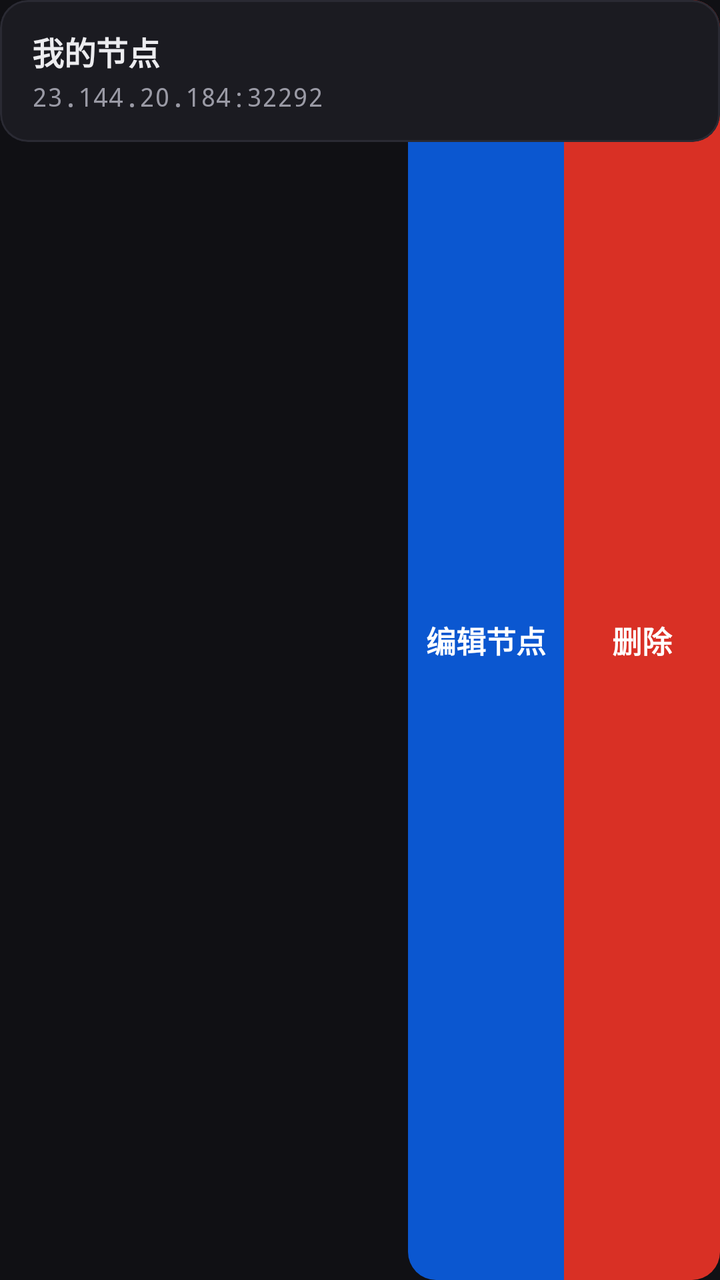
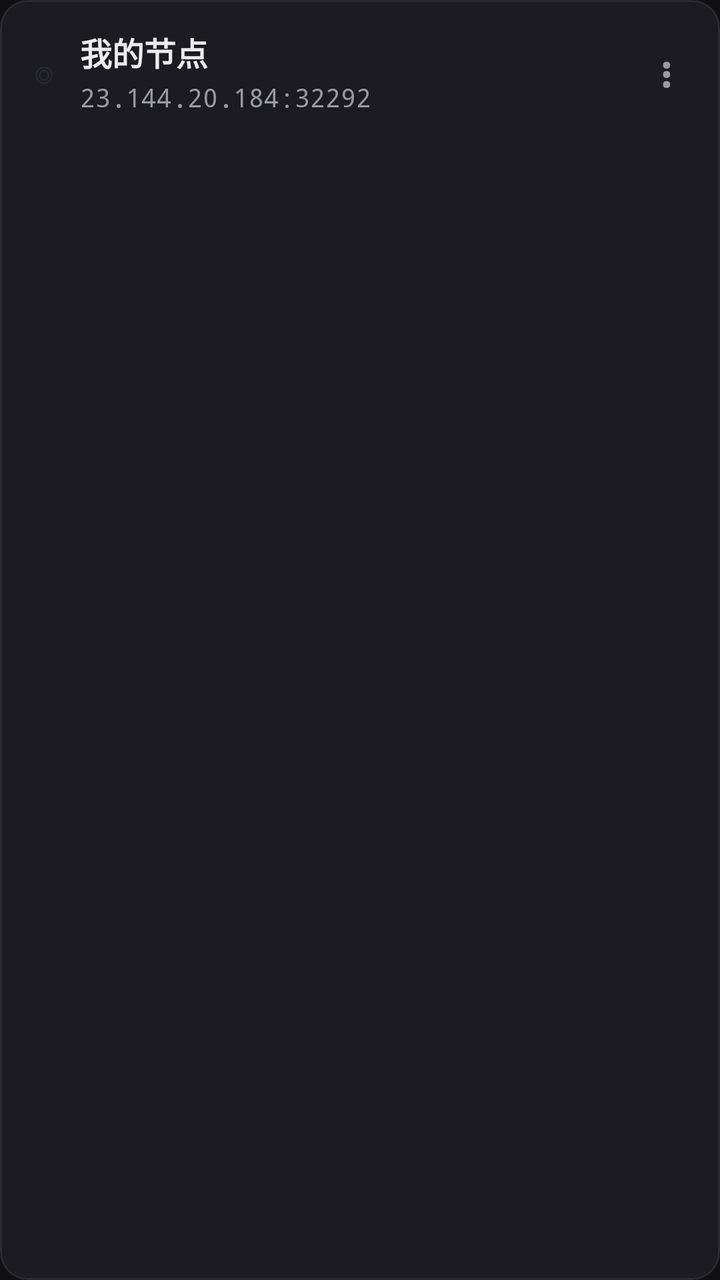

Before-and-after screenshots of an Android layout around one commit, followed by the original layout XML and the change that was made.
<!-- AndroidManifest.xml: application theme Theme.EchOS -->
<!-- res/layout/item_entry_card.xml -->
<?xml version="1.0" encoding="utf-8"?>
<FrameLayout xmlns:android="http://schemas.android.com/apk/res/android"
    xmlns:app="http://schemas.android.com/apk/res-auto"
    android:layout_width="match_parent"
    android:layout_height="wrap_content"
    android:layout_marginBottom="10dp">

    
    <LinearLayout
        android:id="@+id/actionBar"
        android:layout_width="match_parent"
        android:layout_height="match_parent"
        android:gravity="end|center_vertical"
        android:orientation="horizontal">

        <TextView
            android:id="@+id/btnEdit"
            android:layout_width="78dp"
            android:layout_height="match_parent"
            android:background="@drawable/bg_action_edit"
            android:gravity="center"
            android:text="@string/edit_node"
            android:textColor="#FFFFFF"
            android:textSize="15sp"
            android:textStyle="bold" />

        <TextView
            android:id="@+id/btnDelete"
            android:layout_width="78dp"
            android:layout_height="match_parent"
            android:background="@drawable/bg_action_delete"
            android:gravity="center"
            android:text="@string/delete"
            android:textColor="#FFFFFF"
            android:textSize="15sp"
            android:textStyle="bold" />
    </LinearLayout>

    
    <com.google.android.material.card.MaterialCardView
        android:id="@+id/cardRoot"
        android:layout_width="match_parent"
        android:layout_height="wrap_content"
        android:clickable="true"
        android:focusable="true"
        app:cardBackgroundColor="@color/ech_card"
        app:cardCornerRadius="14dp"
        app:strokeWidth="1dp"
        app:strokeColor="@color/ech_stroke">

        <LinearLayout
            android:layout_width="match_parent"
            android:layout_height="wrap_content"
            android:gravity="center_vertical"
            android:orientation="horizontal"
            android:paddingHorizontal="16dp"
            android:paddingVertical="14dp">

            
            <LinearLayout
                android:layout_width="0dp"
                android:layout_height="wrap_content"
                android:layout_weight="1"
                android:orientation="vertical">

                <TextView
                    android:id="@+id/cardTitle"
                    android:layout_width="match_parent"
                    android:layout_height="wrap_content"
                    android:ellipsize="end"
                    android:singleLine="true"
                    android:text="我的节点"
                    android:textColor="@color/ech_text"
                    android:textSize="16sp"
                    android:textStyle="bold" />

                <TextView
                    android:id="@+id/cardEndpoint"
                    android:layout_width="match_parent"
                    android:layout_height="wrap_content"
                    android:layout_marginTop="2dp"
                    android:ellipsize="end"
                    android:fontFamily="monospace"
                    android:singleLine="true"
                    android:text="23.144.20.184:32292"
                    android:textColor="@color/ech_sub"
                    android:textSize="13sp" />
            </LinearLayout>

            
            <TextView
                android:id="@+id/cardActive"
                android:layout_width="wrap_content"
                android:layout_height="wrap_content"
                android:layout_marginStart="10dp"
                android:background="@drawable/bg_active_badge"
                android:paddingHorizontal="10dp"
                android:paddingVertical="4dp"
                android:text="@string/in_use"
                android:textColor="#FFFFFF"
                android:textSize="12sp"
                android:textStyle="bold"
                android:visibility="gone" />
        </LinearLayout>
    </com.google.android.material.card.MaterialCardView>
</FrameLayout>
<!-- resources referenced by this layout -->
<resources>
  <color name="ech_card">#1B1B21</color>
  <color name="ech_stroke">#2A2A33</color>
  <color name="ech_sub">#9A9AA5</color>
  <color name="ech_text">#ECECEF</color>
  <!-- drawable bg_action_delete (drawable) -->
  <?xml version="1.0" encoding="utf-8"?>
  <shape xmlns:android="http://schemas.android.com/apk/res/android">
      <solid android:color="#D93025" />
      <corners
          android:topRightRadius="14dp"
          android:bottomRightRadius="14dp" />
  </shape>
  <!-- drawable bg_action_edit (drawable) -->
  <?xml version="1.0" encoding="utf-8"?>
  <shape xmlns:android="http://schemas.android.com/apk/res/android">
      <solid android:color="#0B57D0" />
      <corners
          android:topLeftRadius="14dp"
          android:bottomLeftRadius="14dp" />
  </shape>
  <!-- drawable bg_active_badge (drawable) -->
  <?xml version="1.0" encoding="utf-8"?>
  <shape xmlns:android="http://schemas.android.com/apk/res/android">
      <solid android:color="@color/ech_green" />
      <corners android:radius="10dp" />
  </shape>
  <string name="delete">删除</string>
  <string name="edit_node">编辑节点</string>
  <string name="in_use">使用中</string>
  <style name="Theme.EchOS" parent="Theme.Material3.Dark.NoActionBar">
          <item name="android:windowBackground">@color/ech_bg</item>
          <item name="android:statusBarColor">@color/ech_topbar</item>
          <item name="android:navigationBarColor">@color/ech_bg</item>
          <item name="colorPrimary">@color/ech_green</item>
          <item name="colorPrimaryVariant">@color/ech_green_bg</item>
          <item name="colorOnPrimary">@color/ech_bg</item>
          <item name="android:colorAccent">@color/ech_green</item>
          <item name="android:textColorPrimary">@color/ech_text</item>
          <item name="android:textColorSecondary">@color/ech_sub</item>
          <item name="android:colorBackground">@color/ech_bg</item>
          <item name="android:windowLightStatusBar">false</item>
      </style>
  <color name="ech_green">#34A853</color>
  <color name="ech_bg">#101014</color>
  <color name="ech_topbar">#17171C</color>
  <color name="ech_green_bg">#1E3A28</color>
</resources>

<!-- the commit's change to res/layout/item_entry_card.xml (unified diff, before → after) -->
@@ -1,106 +1,91 @@
 <?xml version="1.0" encoding="utf-8"?>
-<FrameLayout xmlns:android="http://schemas.android.com/apk/res/android"
+<com.google.android.material.card.MaterialCardView xmlns:android="http://schemas.android.com/apk/res/android"
     xmlns:app="http://schemas.android.com/apk/res-auto"
+    android:id="@+id/cardRoot"
     android:layout_width="match_parent"
     android:layout_height="wrap_content"
-    android:layout_marginBottom="10dp">
+    android:layout_marginBottom="10dp"
+    android:clickable="true"
+    android:focusable="true"
+    app:cardBackgroundColor="@color/ech_card"
+    app:cardCornerRadius="14dp"
+    app:strokeWidth="1dp"
+    app:strokeColor="@color/ech_stroke">
 
-    
     <LinearLayout
-        android:id="@+id/actionBar"
         android:layout_width="match_parent"
-        android:layout_height="match_parent"
-        android:gravity="end|center_vertical"
-        android:orientation="horizontal">
+        android:layout_height="wrap_content"
+        android:gravity="center_vertical"
+        android:orientation="horizontal"
+        android:paddingHorizontal="16dp"
+        android:paddingVertical="14dp">
 
+        
         <TextView
-            android:id="@+id/btnEdit"
-            android:layout_width="78dp"
-            android:layout_height="match_parent"
-            android:background="@drawable/bg_action_edit"
-            android:gravity="center"
-            android:text="@string/edit_node"
+            android:id="@+id/cardIcon"
+            android:layout_width="wrap_content"
+            android:layout_height="wrap_content"
+            android:layout_marginEnd="12dp"
+            android:text="◎"
+            android:textColor="@color/ech_stroke"
+            android:textSize="20sp" />
+
+        
+        <LinearLayout
+            android:layout_width="0dp"
+            android:layout_height="wrap_content"
+            android:layout_weight="1"
+            android:orientation="vertical">
+
+            <TextView
+                android:id="@+id/cardTitle"
+                android:layout_width="match_parent"
+                android:layout_height="wrap_content"
+                android:ellipsize="end"
+                android:singleLine="true"
+                android:text="我的节点"
+                android:textColor="@color/ech_text"
+                android:textSize="16sp"
+                android:textStyle="bold" />
+
+            <TextView
+                android:id="@+id/cardEndpoint"
+                android:layout_width="match_parent"
+                android:layout_height="wrap_content"
+                android:layout_marginTop="2dp"
+                android:ellipsize="end"
+                android:fontFamily="monospace"
+                android:singleLine="true"
+                android:text="23.144.20.184:32292"
+                android:textColor="@color/ech_sub"
+                android:textSize="13sp" />
+        </LinearLayout>
+
+        
+        <TextView
+            android:id="@+id/cardActive"
+            android:layout_width="wrap_content"
+            android:layout_height="wrap_content"
+            android:layout_marginEnd="8dp"
+            android:background="@drawable/bg_active_badge"
+            android:paddingHorizontal="10dp"
+            android:paddingVertical="4dp"
+            android:text="@string/in_use"
             android:textColor="#FFFFFF"
-            android:textSize="15sp"
-            android:textStyle="bold" />
+            android:textSize="12sp"
+            android:textStyle="bold"
+            android:visibility="gone" />
 
+        
         <TextView
-            android:id="@+id/btnDelete"
-            android:layout_width="78dp"
-            android:layout_height="match_parent"
-            android:background="@drawable/bg_action_delete"
-            android:gravity="center"
-            android:text="@string/delete"
-            android:textColor="#FFFFFF"
-            android:textSize="15sp"
+            android:id="@+id/btnMenu"
+            android:layout_width="wrap_content"
+            android:layout_height="wrap_content"
+            android:background="?attr/selectableItemBackgroundBorderless"
+            android:padding="8dp"
+            android:text="⋮"
+            android:textColor="@color/ech_sub"
+            android:textSize="20sp"
             android:textStyle="bold" />
     </LinearLayout>
-
-    
-    <com.google.android.material.card.MaterialCardView
-        android:id="@+id/cardRoot"
-        android:layout_width="match_parent"
-        android:layout_height="wrap_content"
-        android:clickable="true"
-        android:focusable="true"
-        app:cardBackgroundColor="@color/ech_card"
-        app:cardCornerRadius="14dp"
-        app:strokeWidth="1dp"
-        app:strokeColor="@color/ech_stroke">
-
-        <LinearLayout
-            android:layout_width="match_parent"
-            android:layout_height="wrap_content"
-            android:gravity="center_vertical"
-            android:orientation="horizontal"
-            android:paddingHorizontal="16dp"
-            android:paddingVertical="14dp">
-
-            
-            <LinearLayout
-                android:layout_width="0dp"
-                android:layout_height="wrap_content"
-                android:layout_weight="1"
-                android:orientation="vertical">
-
-                <TextView
-                    android:id="@+id/cardTitle"
-                    android:layout_width="match_parent"
-                    android:layout_height="wrap_content"
-                    android:ellipsize="end"
-                    android:singleLine="true"
-                    android:text="我的节点"
-                    android:textColor="@color/ech_text"
-                    android:textSize="16sp"
-                    android:textStyle="bold" />
-
-                <TextView
-                    android:id="@+id/cardEndpoint"
-                    android:layout_width="match_parent"
-                    android:layout_height="wrap_content"
-                    android:layout_marginTop="2dp"
-                    android:ellipsize="end"
-                    android:fontFamily="monospace"
-                    android:singleLine="true"
-                    android:text="23.144.20.184:32292"
-                    android:textColor="@color/ech_sub"
-                    android:textSize="13sp" />
-            </LinearLayout>
-
-            
-            <TextView
-                android:id="@+id/cardActive"
-                android:layout_width="wrap_content"
-                android:layout_height="wrap_content"
-                android:layout_marginStart="10dp"
-                android:background="@drawable/bg_active_badge"
-                android:paddingHorizontal="10dp"
-                android:paddingVertical="4dp"
-                android:text="@string/in_use"
-                android:textColor="#FFFFFF"
-                android:textSize="12sp"
-                android:textStyle="bold"
-                android:visibility="gone" />
-        </LinearLayout>
-    </com.google.android.material.card.MaterialCardView>
-</FrameLayout>
+</com.google.android.material.card.MaterialCardView>
<!-- resource entries referenced after the edit -->
@@ -4,30 +4,12 @@
   <color name="ech_stroke">#2A2A33</color>
   <color name="ech_sub">#9A9AA5</color>
   <color name="ech_text">#ECECEF</color>
-  <!-- drawable bg_action_delete (drawable) -->
-  <?xml version="1.0" encoding="utf-8"?>
-  <shape xmlns:android="http://schemas.android.com/apk/res/android">
-      <solid android:color="#D93025" />
-      <corners
-          android:topRightRadius="14dp"
-          android:bottomRightRadius="14dp" />
-  </shape>
-  <!-- drawable bg_action_edit (drawable) -->
-  <?xml version="1.0" encoding="utf-8"?>
-  <shape xmlns:android="http://schemas.android.com/apk/res/android">
-      <solid android:color="#0B57D0" />
-      <corners
-          android:topLeftRadius="14dp"
-          android:bottomLeftRadius="14dp" />
-  </shape>
   <!-- drawable bg_active_badge (drawable) -->
   <?xml version="1.0" encoding="utf-8"?>
   <shape xmlns:android="http://schemas.android.com/apk/res/android">
       <solid android:color="@color/ech_green" />
       <corners android:radius="10dp" />
   </shape>
-  <string name="delete">删除</string>
-  <string name="edit_node">编辑节点</string>
   <string name="in_use">使用中</string>
   <style name="Theme.EchOS" parent="Theme.Material3.Dark.NoActionBar">
           <item name="android:windowBackground">@color/ech_bg</item>
